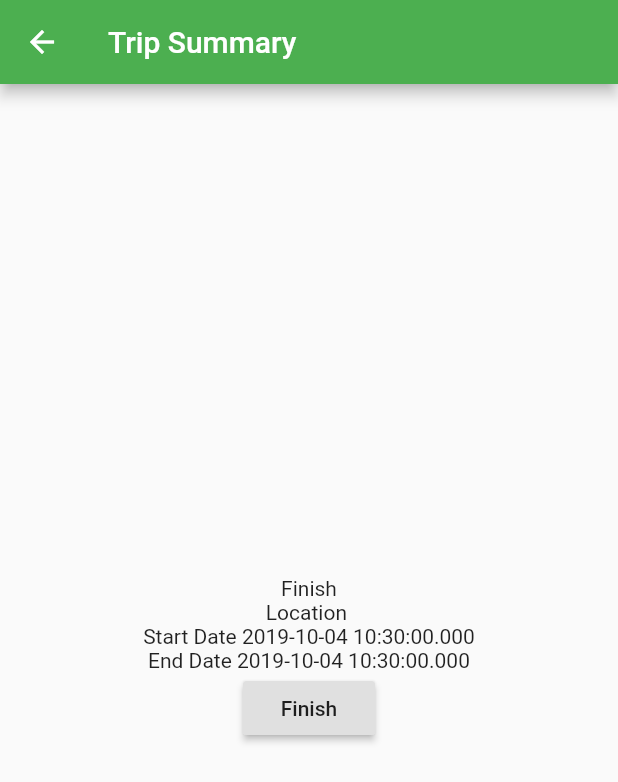
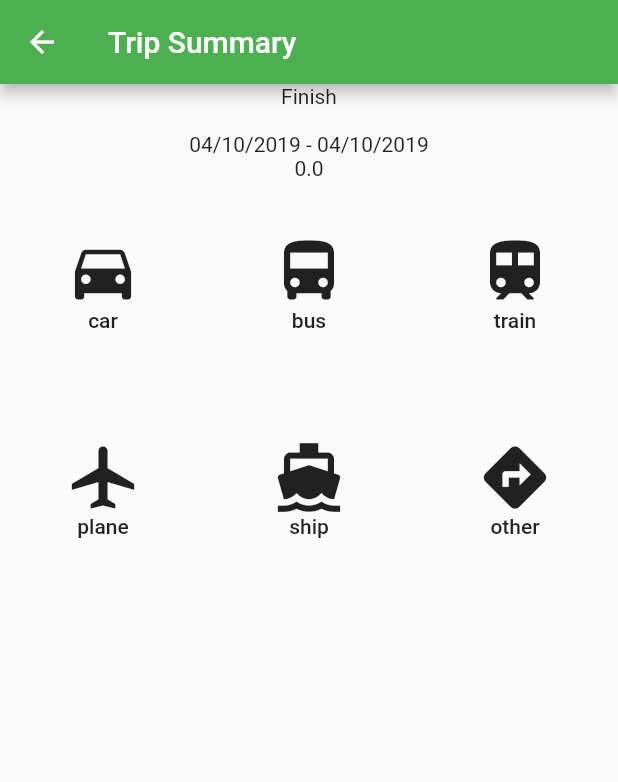
Before and after one commit to vcjpierre/flutter-travel-budget, a Flutter app: the NewTripBudgetView screen opened directly with empty values, after a tap on "Continue", on a phone screen of 412 x 824 dp. Shown: the top 782 px of the screen. Run offline on Flutter 3.47's test engine with Material 2 defaults, Android fonts, the light colour scheme and no system bars; our stand-ins replace auto_size_text, cloud_firestore, dio, firebase_auth, flutter_spinkit, google_sign_in; missing offline and left inert: date_range_picker, flutter_auth_buttons; accounts and stored records are empty.

Commit message:
Grdi view

```diff
--- a/lib/models/Trip.dart
+++ b/lib/models/Trip.dart
@@ -1,3 +1,6 @@
+import 'package:flutter/material.dart';
+import 'package:cloud_firestore/cloud_firestore.dart';
+
 class Trip {
   String title;
   DateTime startDate;
@@ -16,6 +19,7 @@ class Trip {
     this.travelType
   );
 
+  // formatting for upload to Firbase
   Map<String, dynamic> toJson() => {
     'title': title,
     'startDate': startDate,
@@ -24,4 +28,22 @@ class Trip {
     'budgetTypes': budgetTypes,
     'travelType': travelType,
   };
+
+  // creating a Trip object from a firebase snapshot
+  Trip.fromSnapshot(DocumentSnapshot snapshot) :
+    title = snapshot['title'],
+    startDate = snapshot['startDate'].toDate(),
+    endDate = snapshot['endDate'].toDate(),
+    budget = snapshot['budget'],
+    budgetTypes = snapshot['budgetTypes'],
+    travelType = snapshot['travelType'];
+
+  Map<String, Icon> types() => {
+    "car": Icon(Icons.directions_car, size: 50),
+    "bus": Icon(Icons.directions_bus, size: 50),
+    "train": Icon(Icons.train, size: 50),
+    "plane": Icon(Icons.airplanemode_active, size: 50),
+    "ship": Icon(Icons.directions_boat, size: 50),
+    "other": Icon(Icons.directions, size: 50),
+  };
 }
--- a/lib/views/home_view.dart
+++ b/lib/views/home_view.dart
@@ -3,7 +3,7 @@ import 'package:intl/intl.dart';
 
 import 'package:cloud_firestore/cloud_firestore.dart';
 import 'package:flutter_travel_budget/widgets/provider_widget.dart';
-
+import 'package:flutter_travel_budget/models/Trip.dart';
 
 class HomeView extends StatelessWidget {
 
@@ -17,7 +17,8 @@ class HomeView extends StatelessWidget {
           return new ListView.builder(
               itemCount: snapshot.data.documents.length,
               itemBuilder: (BuildContext context, int index) =>
-                  buildTripCard(context, snapshot.data.documents[index]));
+              buildTripCard(context, snapshot.data.documents[index])
+          );
         }
       ),
     );
@@ -28,7 +29,10 @@ class HomeView extends StatelessWidget {
     yield* Firestore.instance.collection('userData').document(uid).collection('trips').snapshots();
   }
 
-  Widget buildTripCard(BuildContext context, DocumentSnapshot trip) {
+  Widget buildTripCard(BuildContext context, DocumentSnapshot document) {
+    final trip = Trip.fromSnapshot(document);
+    final tripType = trip.types();
+
     return new Container(
       child: Card(
         child: Padding(
@@ -38,7 +42,7 @@ class HomeView extends StatelessWidget {
               Padding(
                 padding: const EdgeInsets.only(top: 8.0, bottom: 4.0),
                 child: Row(children: <Widget>[
-                  Text(trip['title'], style: new TextStyle(fontSize: 30.0),),
+                  Text(trip.title, style: new TextStyle(fontSize: 30.0),),
                   Spacer(),
                 ]),
               ),
@@ -46,7 +50,7 @@ class HomeView extends StatelessWidget {
                 padding: const EdgeInsets.only(top: 4.0, bottom: 80.0),
                 child: Row(children: <Widget>[
                   Text(
-                      "${DateFormat('dd/MM/yyyy').format(trip['startDate'].toDate()).toString()} - ${DateFormat('dd/MM/yyyy').format(trip['endDate'].toDate()).toString()}"),
+                      "${DateFormat('dd/MM/yyyy').format(trip.startDate).toString()} - ${DateFormat('dd/MM/yyyy').format(trip.endDate).toString()}"),
                   Spacer(),
                 ]),
               ),
@@ -54,9 +58,9 @@ class HomeView extends StatelessWidget {
                 padding: const EdgeInsets.only(top: 8.0, bottom: 8.0),
                 child: Row(
                   children: <Widget>[
-                    Text("\$${(trip['budget'] == null)? "n/a" : trip['budget'].toStringAsFixed(2)}", style: new TextStyle(fontSize: 35.0),),
+                    Text("\$${(trip.budget == null)? "n/a" : trip.budget.toStringAsFixed(2)}", style: new TextStyle(fontSize: 35.0),),
                     Spacer(),
-                    Icon(Icons.directions_car),
+                    (tripType.containsKey(trip.travelType))? tripType[trip.travelType]: tripType["other"],
                   ],
                 ),
               )
--- a/lib/views/new_trips/budget_view.dart
+++ b/lib/views/new_trips/budget_view.dart
@@ -29,12 +29,12 @@ class _NewTripBudgetViewState extends State<NewTripBudgetView> {
   @override
   void initState() {
     super.initState();
+    _budgetController.addListener(_setBudgetTotal);
     _transportationController.addListener(_setTotalBudget);
     _foodController.addListener(_setTotalBudget);
     _lodgingController.addListener(_setTotalBudget);
     _entertainmentController.addListener(_setTotalBudget);
   }
-
 
   _setTotalBudget() {
     var total = 0;
@@ -47,18 +47,31 @@ class _NewTripBudgetViewState extends State<NewTripBudgetView> {
     });
   }
 
+  _setBudgetTotal() {
+    setState(() {
+      _budgetTotal = int.parse(_budgetController.text);
+    });
+  }
+
 
   List<Widget> setBudgetFields(_budgetController) {
     List<Widget> fields = [];
 
     if (_budgetState == budgetType.simple) {
       _switchButtonText = "Build Budget";
-      fields.add(Text("Enter a Trip Budget"));
+      fields.add(Padding(
+        padding: const EdgeInsets.all(12.0),
+        child: Text("Enter a Trip Budget"),
+      ));
       fields.add(generateTextField(_budgetController, "Daily estimated budget"));
     } else {
-      // assumes complex budget
       _switchButtonText = "Simple Budget";
-      fields.add(Text("Enter How much you want to spend in each area"));
+      fields.add(
+        Padding(
+          padding: const EdgeInsets.all(12.0),
+          child: Text("Enter How much you want to spend in each area"),
+        )
+      );
       fields.add(generateTextField(_transportationController, "Daily Estimated Transportation Budget"));
       fields.add(generateTextField(_foodController, "Daily Estimated Food Budget"));
       fields.add(generateTextField(_lodgingController, "Daily Estimated Lodging Budget"));
@@ -66,7 +79,8 @@ class _NewTripBudgetViewState extends State<NewTripBudgetView> {
       fields.add(Text("Total: \$$_budgetTotal"));
     }
 
-    fields.add(FlatButton(
+    fields.add(
+      FlatButton(
         child: Text(
           "Continue",
           style: TextStyle(fontSize: 25, color: Colors.blue),
@@ -79,16 +93,19 @@ class _NewTripBudgetViewState extends State<NewTripBudgetView> {
             'lodging': (_lodgingController.text== "") ? 0.0 : double.parse(_lodgingController.text),
             'entertainment': (_entertainmentController.text == "") ? 0.0 : double.parse(_entertainmentController.text),
           };
-
           Navigator.push(
             context,
             MaterialPageRoute(
               builder: (context) => NewTripSummaryView(trip: widget.trip)),
           );
         },
-    ));
-    fields.add(DividerWithText(dividerText: "or"));
-    fields.add(FlatButton(
+      )
+    );
+    fields.add(
+      DividerWithText(dividerText: "or")
+    );
+    fields.add(
+      FlatButton(
       child: Text(
         _switchButtonText,
         style: TextStyle(fontSize: 25, color: Colors.blue),
@@ -100,14 +117,16 @@ class _NewTripBudgetViewState extends State<NewTripBudgetView> {
               : budgetType.simple;
         });
       },
-    ));
-
+    )
+  );
     return fields;
   }
 
   @override
   Widget build(BuildContext context) {
     _budgetController.text = (_budgetController.text == "0") ? "" : _budgetTotal.toString();
+    _budgetController.selection = TextSelection.collapsed(offset: _budgetController.text.length);
+
     return Scaffold(
       appBar: AppBar(
         title: Text('Create Trip - Budget'),
--- a/lib/views/new_trips/summary_view.dart
+++ b/lib/views/new_trips/summary_view.dart
@@ -2,16 +2,18 @@ import 'package:flutter/material.dart';
 import 'package:flutter_travel_budget/models/Trip.dart';
 import 'package:cloud_firestore/cloud_firestore.dart';
 import 'package:flutter_travel_budget/widgets/provider_widget.dart';
+import 'package:intl/intl.dart';
 
 class NewTripSummaryView extends StatelessWidget {
   final db = Firestore.instance;
+  final Trip trip;
 
-  final Trip trip;
   NewTripSummaryView({Key key, @required this.trip}) : super(key: key);
 
   @override
   Widget build(BuildContext context) {
-
+    final tripTypes = trip.types();
+    var tripKeys = tripTypes.keys.toList();
     return Scaffold(
         appBar: AppBar(
           title: Text('Trip Summary'),
@@ -21,17 +23,32 @@ class NewTripSummaryView extends StatelessWidget {
             mainAxisAlignment: MainAxisAlignment.center,
             children: <Widget>[
               Text("Finish"),
-            Text("Location ${trip.title}"),
-            Text("Start Date ${trip.startDate}"),
-            Text("End Date ${trip.endDate}"),
-            RaisedButton(
-              child: Text("Finish"),
+              Text("${trip.title}"),
+              Text("${DateFormat('dd/MM/yyyy').format(trip.startDate).toString()} - ${DateFormat('dd/MM/yyyy').format(trip.endDate).toString()}"),
+              Text("${trip.budget}"),
+              Expanded(
+                child: GridView.count(
+                  crossAxisCount: 3,
+                  scrollDirection: Axis.vertical,
+                  primary: false,
+                  children: List.generate(tripTypes.length, (index) {
+                    return FlatButton(
+                      child: Column(
+                        mainAxisAlignment: MainAxisAlignment.center,
+                        children: <Widget>[
+                          tripTypes[tripKeys[index]],
+                          Text(tripKeys[index]),
+                        ],
+                      ),
                       onPressed: () async {
-                // save data to fiebase
+                        trip.travelType = tripKeys[index];
                         final uid = await Provider.of(context).auth.getCurrentUID();
                         await db.collection("userData").document(uid).collection("trips").add(trip.toJson());
                         Navigator.of(context).popUntil((route) => route.isFirst);
                       },
+                    );
+                  }),
+                ),
               ),
             ],
           )
```
Lines whose indentation alone changed are shown as unchanged.
